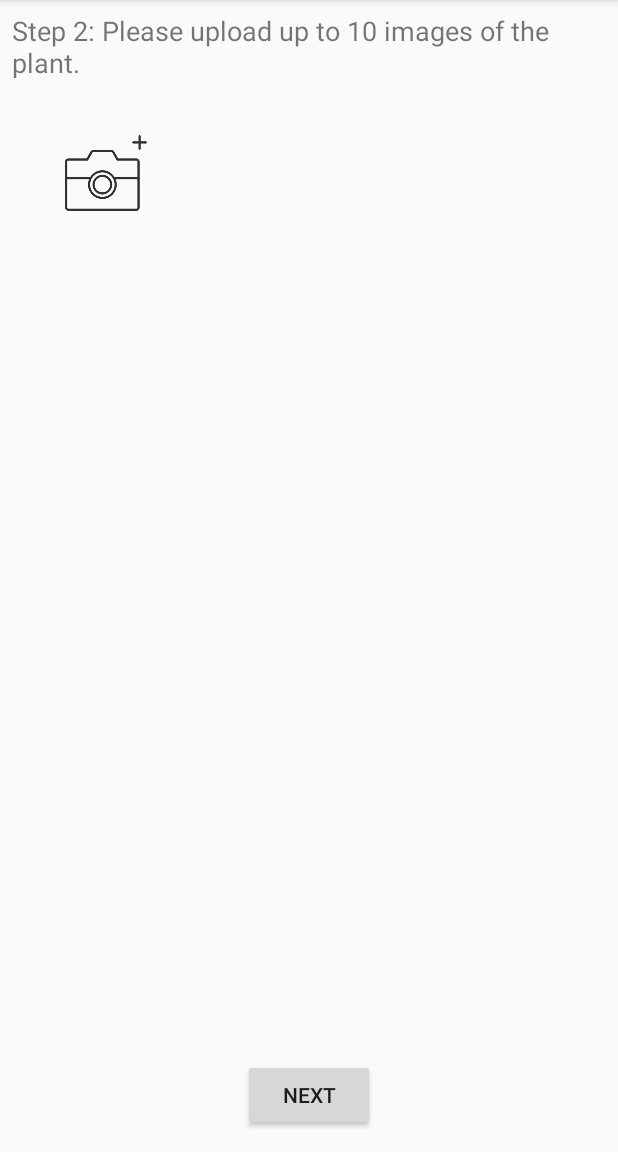
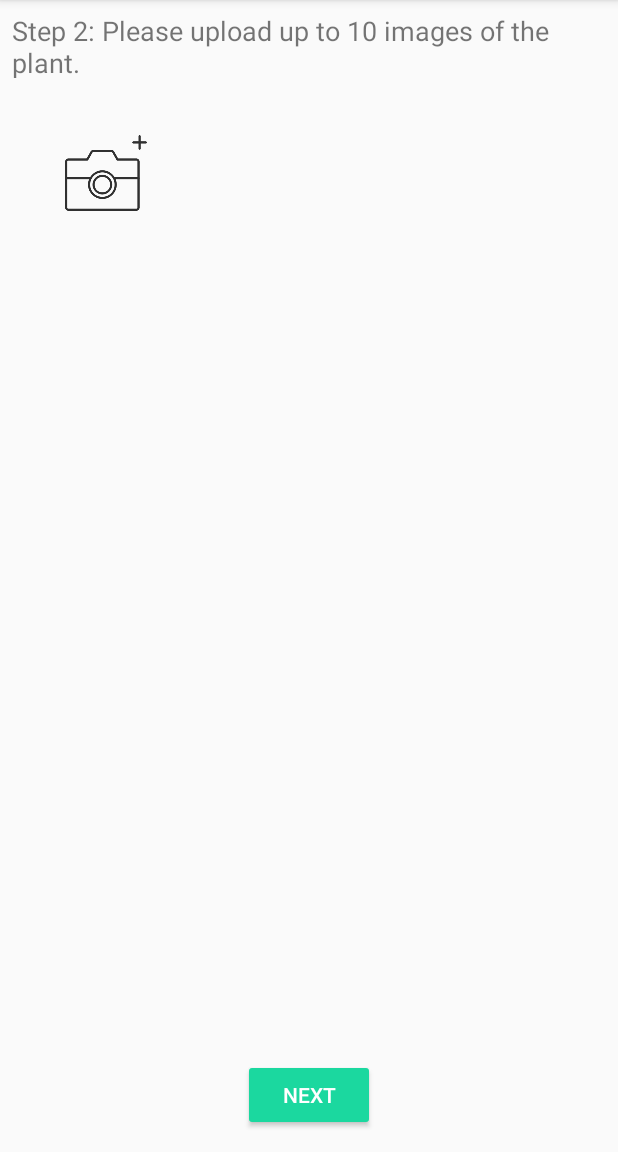
Before and after one commit to HACC2018/The-Bird-Squad, an Android app: the ImagesActivity screen opened directly, with no data from a screen before it, on a phone screen of 412 x 824 dp, the part 84-1236 px from its top. Run offline under Robolectric (Android 15) with nearby library versions, the phone set to English and light mode, and no system bars.

Commit message:
added design api for hamburger menu, changed button colors

```diff
--- a/appFolder/app/build.gradle
+++ b/appFolder/app/build.gradle
@@ -33,5 +33,6 @@ dependencies {
     androidTestImplementation 'com.android.support.test.espresso:espresso-core:3.0.2'
     implementation 'com.google.android.gms:play-services-maps:15.0.1'
     implementation 'com.google.android.gms:play-services-location:15.0.1'
+    implementation 'com.android.support:design:28.0.0'
 
 }
--- a/appFolder/app/src/main/res/layout/activity_images.xml
+++ b/appFolder/app/src/main/res/layout/activity_images.xml
@@ -46,6 +46,7 @@
 
     <Button
         android:id="@+id/button3"
+        style="@style/Widget.AppCompat.Button.Colored"
         android:layout_width="wrap_content"
         android:layout_height="wrap_content"
         android:layout_marginTop="8dp"
--- a/appFolder/app/src/main/res/layout/activity_species_name.xml
+++ b/appFolder/app/src/main/res/layout/activity_species_name.xml
@@ -21,6 +21,7 @@
 
     <Button
         android:id="@+id/button"
+        style="@style/Widget.AppCompat.Button.Colored"
         android:layout_width="wrap_content"
         android:layout_height="wrap_content"
         android:layout_marginTop="50dp"
```
